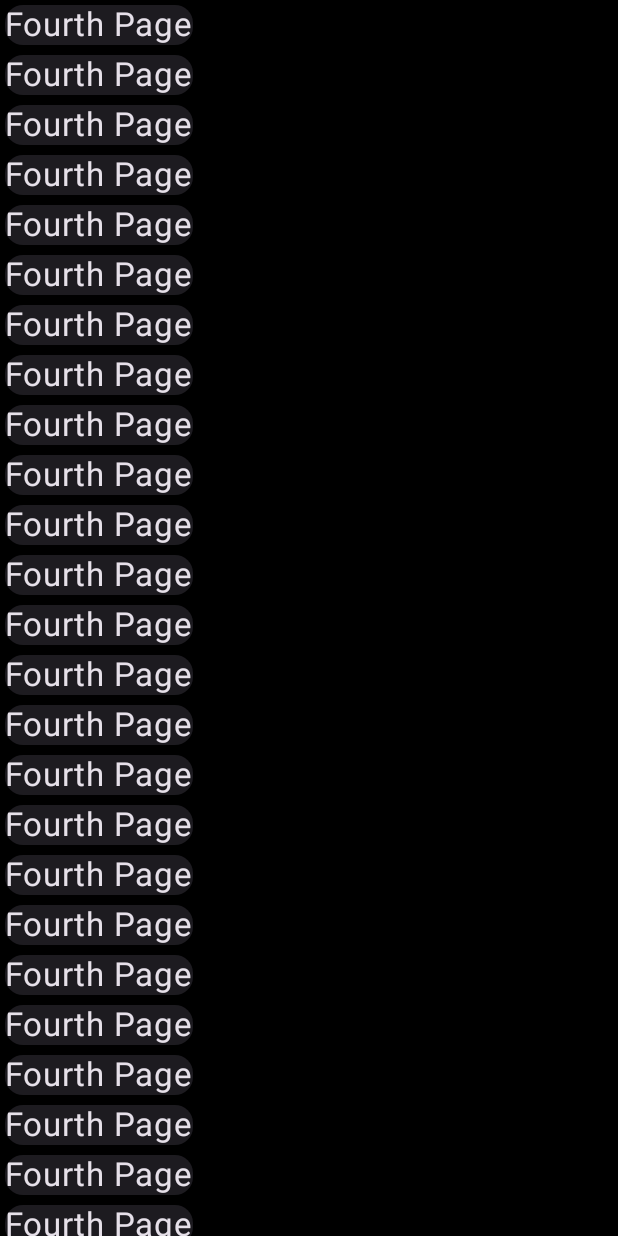
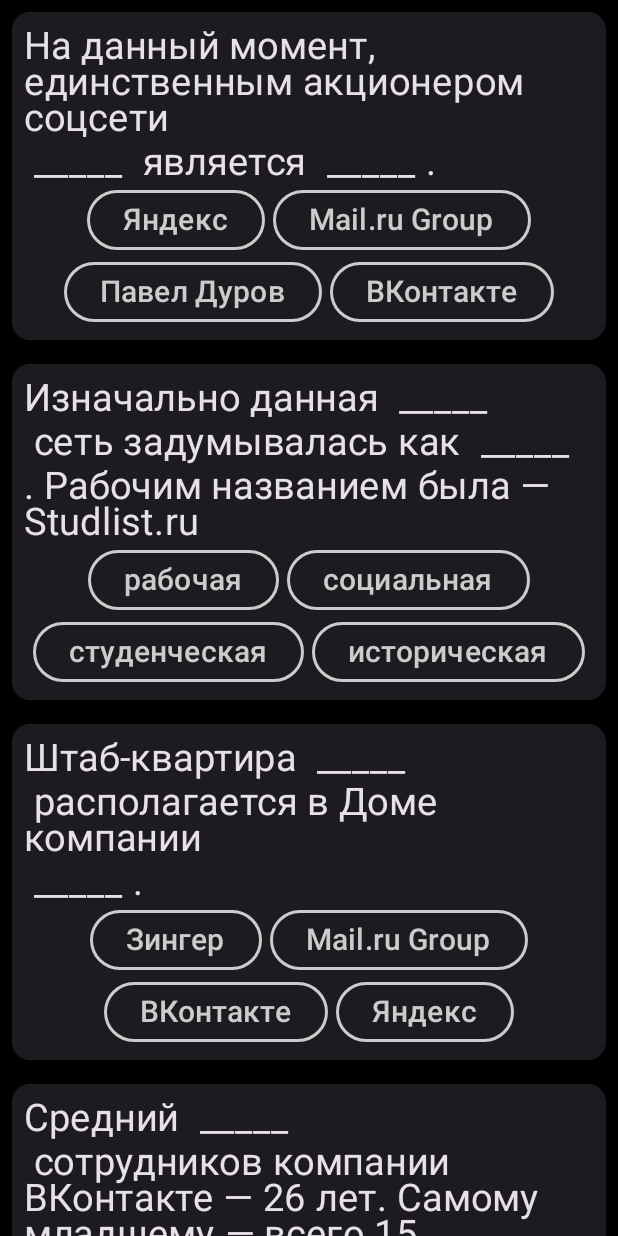
Before and after one commit to ShamsutOFF/AppForVKCup2022, an Android app built with Jetpack Compose: the composable DrawFourthPage shown on its own in the app's theme, on a phone screen of 412 x 824 dp. Run offline under Robolectric (Android 15) with nearby library versions, the phone set to English and light mode, and no system bars; our stand-ins replace accompanist.

Commit message:
Сделал четвертый экран

```diff
--- a/app/src/main/java/com/example/appforvkcup2022/second_stage/pages/FourthPage.kt
+++ b/app/src/main/java/com/example/appforvkcup2022/second_stage/pages/FourthPage.kt
@@ -1,20 +1,141 @@
 package com.example.appforvkcup2022.second_stage.pages
 
+import android.util.Log
+import androidx.compose.animation.*
+import androidx.compose.foundation.BorderStroke
+import androidx.compose.foundation.gestures.detectDragGestures
+import androidx.compose.foundation.layout.Column
+import androidx.compose.foundation.layout.fillMaxWidth
+import androidx.compose.foundation.layout.offset
 import androidx.compose.foundation.layout.padding
 import androidx.compose.foundation.lazy.LazyColumn
 import androidx.compose.material3.ElevatedCard
+import androidx.compose.material3.OutlinedButton
 import androidx.compose.material3.Text
-import androidx.compose.runtime.Composable
+import androidx.compose.runtime.*
+import androidx.compose.ui.Alignment
 import androidx.compose.ui.Modifier
+import androidx.compose.ui.geometry.Offset
+import androidx.compose.ui.graphics.Color
+import androidx.compose.ui.input.pointer.consumeAllChanges
+import androidx.compose.ui.input.pointer.pointerInput
+import androidx.compose.ui.layout.onGloballyPositioned
+import androidx.compose.ui.unit.IntOffset
 import androidx.compose.ui.unit.dp
 import androidx.compose.ui.unit.sp
+import com.google.accompanist.flowlayout.FlowMainAxisAlignment
+import com.google.accompanist.flowlayout.FlowRow
+import kotlin.math.roundToInt
 
 @Composable
 fun DrawFourthPage() {
     LazyColumn() {
         items(count = Int.MAX_VALUE) { count ->
-            ElevatedCard(modifier = Modifier.padding(3.dp)) {
-                Text(text = "Fourth Page", fontSize = 22.sp)            }
+            ElevatedCard(modifier = Modifier.padding(8.dp).fillMaxWidth()) {
+                TextAndButtonsLoader(FourthPageViewModel())
+            }
         }
     }
 }
+
+
+@Composable
+fun TextAndButtonsLoader(viewModel: FourthPageViewModel) {
+    val question = viewModel.getRandomTextAndWords()
+    val text = question.text
+    val missingWords = question.words
+    Column(horizontalAlignment = Alignment.CenterHorizontally, modifier = Modifier.padding(8.dp)) {
+        FlowRow(mainAxisAlignment = FlowMainAxisAlignment.Start) {
+            var tempText = ""
+            var id = 0
+            text.forEachIndexed { index, it ->
+                if (index == text.lastIndex) {
+                    tempText += it
+                    OrdinaryText(string = tempText)
+                }
+                if (it != '$') tempText += it
+                else {
+                    OrdinaryText(tempText)
+                    ReplaceableText(viewModel, ++id)
+                    tempText = ""
+                }
+            }
+        }
+        FlowRow(mainAxisSpacing = 5.dp, mainAxisAlignment = FlowMainAxisAlignment.Center) {
+            missingWords.shuffled().forEach { ButtonForPlace(viewModel, it.first, it.second) }
+        }
+    }
+
+}
+
+@Composable
+fun OrdinaryText(string: String) {
+    Text(text = string, fontSize = 25.sp)
+}
+
+@OptIn(ExperimentalAnimationApi::class)
+@Composable
+fun ReplaceableText(viewModel: FourthPageViewModel, id: Int) {
+    var matchingWord by remember {
+        mutableStateOf(" _____ ")
+    }
+    viewModel.matchingWords.forEach {
+        if (id == it.second) matchingWord = it.first
+    }
+    AnimatedContent(targetState = matchingWord) { text ->
+        Text(text = text, fontSize = 25.sp, modifier = Modifier.onGloballyPositioned {
+            viewModel.addTextPosition(
+                it.localToWindow(Offset.Zero), id
+            )
+        })
+    }
+}
+
+@Composable
+fun ButtonForPlace(viewModel: FourthPageViewModel, text: String, id: Int) {
+    var buttonPosition by remember { mutableStateOf(Offset.Zero) }
+    var buttonOffset by remember { mutableStateOf(Offset.Zero) }
+    var visible by remember { mutableStateOf(true) }
+
+    AnimatedVisibility(
+        visible = visible,
+        exit = slideOutVertically() + shrinkVertically() + fadeOut()
+    ) {
+        OutlinedButton(onClick = {
+            visible = false
+            Log.d("ElevatedButton", "*** buttonPosition = $buttonPosition")
+            Log.d("ElevatedButton", "*** buttonOffset = $buttonOffset")
+        },
+            border = BorderStroke(2.dp, Color.LightGray),
+            modifier = Modifier
+                .onGloballyPositioned {
+                    buttonPosition = it.localToWindow(
+                        Offset.Zero
+                    )
+                }
+                .offset {
+                    IntOffset(
+                        buttonOffset.x.roundToInt(),
+                        buttonOffset.y.roundToInt()
+                    )
+                }
+                .pointerInput(Unit) {
+                    detectDragGestures(
+                        onDrag = { change, dragAmount ->
+                            change.consumeAllChanges()
+                            buttonOffset += dragAmount
+                        },
+                        onDragEnd = {
+                            buttonPosition += buttonOffset
+                            Log.d("ElevatedButton", "*** buttonPosition = $buttonPosition")
+                            if (!viewModel.checkMatching(buttonPosition, text, id))
+                                buttonOffset = Offset.Zero
+                            else visible = false
+                        }
+                    )
+                }
+        ) {
+            Text(text = text, fontSize = 20.sp, color = Color.LightGray)
+        }
+    }
+}
--- /dev/null
+++ b/app/src/main/java/com/example/appforvkcup2022/second_stage/pages/FourthPageViewModel.kt
@@ -0,0 +1,103 @@
+package com.example.appforvkcup2022.second_stage.pages
+
+import android.util.Log
+import androidx.compose.runtime.mutableStateListOf
+import androidx.compose.ui.geometry.Offset
+import androidx.lifecycle.ViewModel
+import kotlin.random.Random
+
+private const val ROUND = 150
+
+class FourthPageViewModel : ViewModel() {
+
+    var matchingWords = mutableStateListOf<Pair<String, Int>>()
+        private set
+
+    var replaceableTextPosition = mutableListOf<Pair<Offset, Int>>()
+        private set
+
+    private fun getAllTextAndWords(): List<TextWithMissingWords> {
+        return listOf(
+            TextWithMissingWords(
+                "Текст $ несколькими пропусками $ вариантами.",
+                listOf(
+                    Pair("с", 1),
+                    Pair("и", 2),
+                    Pair("один", 0),
+                    Pair("два", 0)
+                )
+            ),
+            TextWithMissingWords(
+                "Изначально данная $ сеть задумывалась как $. Рабочим названием была — Studlist.ru",
+                listOf(
+                    Pair("социальная", 1),
+                    Pair("студенческая", 2),
+                    Pair("рабочая", 0),
+                    Pair("историческая", 0)
+                )
+            ),
+            TextWithMissingWords(
+                "Средний $ сотрудников компании ВКонтакте — 26 лет. Самому младшему — всего 15.",
+                listOf(
+                    Pair("возраст", 1),
+                    Pair("рост", 0),
+                    Pair("вес", 0)
+                )
+            ),
+            TextWithMissingWords(
+                    "На данный момент, единственным акционером соцсети $ является $.",
+                listOf(
+                    Pair("ВКонтакте", 1),
+                    Pair("Mail.ru Group", 2),
+                    Pair("Яндекс", 0),
+                    Pair("Павел Дуров", 0)
+                )
+            ),
+            TextWithMissingWords(
+                    "Штаб-квартира $ располагается в Доме компании $.",
+                listOf(
+                    Pair("ВКонтакте", 1),
+                    Pair("Зингер", 2),
+                    Pair("Mail.ru Group", 0),
+                    Pair("Яндекс", 0)
+                )
+            )
+        )
+    }
+
+    fun getRandomTextAndWords(): TextWithMissingWords {
+        val questions = getAllTextAndWords()
+return questions[Random.nextInt(questions.size)]
+    //        return TextWithMissingWords(
+//            "Текст $ несколькими пропусками $ вариантами.",
+//            listOf(
+//                Pair("один", 0),
+//                Pair("два", 0),
+//                Pair("и", 2),
+//                Pair("с", 1)
+//            )
+//        )
+    }
+
+    fun addTextPosition(position: Offset, id: Int) {
+        replaceableTextPosition.add(Pair(position, id))
+    }
+
+    fun checkMatching(buttonOffset: Offset, buttonText: String, buttonId: Int): Boolean {
+        var match = false
+        replaceableTextPosition.forEach {
+            if (buttonId == it.second
+                && buttonOffset.x in it.first.x - ROUND..it.first.x + ROUND
+                && buttonOffset.y in it.first.y - ROUND..it.first.y + ROUND
+            ) match = true
+        }
+        Log.d("MainViewModel", "checkMatching return = $match")
+        if (match) matchingWords.add(Pair(buttonText, buttonId))
+        return match
+    }
+}
+
+data class TextWithMissingWords(
+    val text: String,
+    val words: List<Pair<String, Int>>
+)
--- a/app/src/main/java/com/example/appforvkcup2022/second_stage/pages/SecondPageComparisonBetwenTwoElements.kt
+++ b/app/src/main/java/com/example/appforvkcup2022/second_stage/pages/SecondPageComparisonBetwenTwoElements.kt
@@ -1,5 +1,6 @@
 package com.example.appforvkcup2022.second_stage.pages
 
+import android.util.Log
 import androidx.compose.animation.*
 import androidx.compose.animation.core.LinearEasing
 import androidx.compose.animation.core.animateOffsetAsState
@@ -119,6 +120,7 @@
                         firstOffset += dragAmount
                     },
                     onDragEnd = {
+                        Log.d("FirstButton", "firstOffset = $firstOffset secondOffset = $secondOffset")
                         match = checkMatching(firstOffset, secondOffset)
                     }
                 )
@@ -152,6 +154,7 @@
                         secondOffset += dragAmount
                     },
                     onDragEnd = {
+                        Log.d("SecondButton", "firstOffset = $firstOffset secondOffset = $secondOffset")
                         match = checkMatching(firstOffset, secondOffset)
                     }
                 )
```
